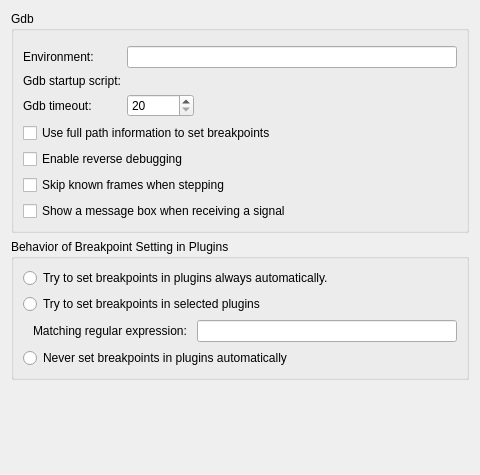
Before: the Qt Designer form src/plugins/debugger/gdb/gdboptionspage.ui in qt-creator/qt-creator, drawn with Qt 5.
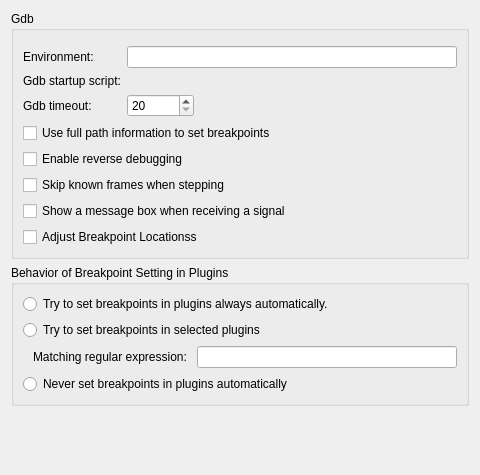
After: the same form once the commit is applied. Custom widgets are drawn as their Qt base class.

Commit message: debugger: make adjustments of breakpoint markers on lines without code optional

```diff
--- a/src/plugins/debugger/gdb/gdboptionspage.ui
+++ b/src/plugins/debugger/gdb/gdboptionspage.ui
@@ -129,6 +129,13 @@
         </property>
        </widget>
       </item>
+      <item row="8" column="0" colspan="2">
+       <widget class="QCheckBox" name="checkBoxAdjustBreakpointLocations">
+        <property name="text">
+         <string>Adjust Breakpoint Locationss</string>
+        </property>
+       </widget>
+      </item>
      </layout>
     </widget>
    </item>
```
The commit also changes 4 other files.
